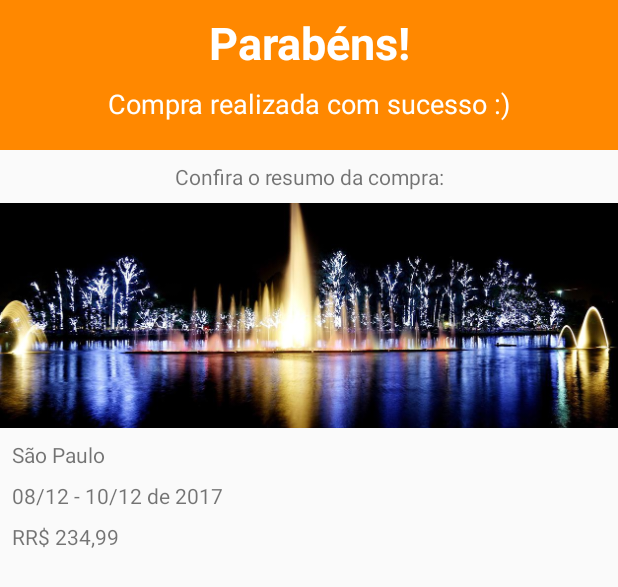
After one commit to clacosta/layout-android-2, an Android app: the layout activity_resumo_compra.xml on its own in the app's theme, with its tools: preview values and no code run, on a phone screen of 412 x 824 dp. The commit adds this screen. Shown: the top 587 px of the screen. Run offline under Robolectric (Android 15) with nearby library versions, the phone set to English and light mode, and no system bars.

Commit message:
feet: 04 - 01 - Criando a tela de resumo da compra

```diff
--- a/app/src/main/AndroidManifest.xml
+++ b/app/src/main/AndroidManifest.xml
@@ -9,7 +9,8 @@
         android:roundIcon="@mipmap/ic_launcher_round"
         android:supportsRtl="true"
         android:theme="@style/AppTheme">
-        <activity android:name=".ui.activity.PagamentoActivity"></activity>
+        <activity android:name=".ui.activity.ResumoCompraActivity"></activity>
+        <activity android:name=".ui.activity.PagamentoActivity" />
         <activity android:name=".ui.activity.ResumoActivity" />
         <activity android:name=".ui.activity.ListaPacotesActivity">
             <intent-filter>
--- a/app/src/main/java/br/com/alura/aluraviagens/ui/activity/PagamentoActivity.java
+++ b/app/src/main/java/br/com/alura/aluraviagens/ui/activity/PagamentoActivity.java
@@ -1,5 +1,6 @@
 package br.com.alura.aluraviagens.ui.activity;
 
+import android.content.Intent;
 import android.support.v7.app.AppCompatActivity;
 import android.os.Bundle;
 import android.widget.TextView;
@@ -29,6 +30,9 @@ public class PagamentoActivity extends AppCompatActivity {
 
         mostraPreco(pacoteSaoPaulo);
 
+        Intent intent = new Intent(this, ResumoCompraActivity.class);
+        startActivity(intent);
+
     }
 
     private void mostraPreco(Pacote pacote) {
--- /dev/null
+++ b/app/src/main/java/br/com/alura/aluraviagens/ui/activity/ResumoCompraActivity.java
@@ -0,0 +1,15 @@
+package br.com.alura.aluraviagens.ui.activity;
+
+import android.support.v7.app.AppCompatActivity;
+import android.os.Bundle;
+
+import br.com.alura.aluraviagens.R;
+
+public class ResumoCompraActivity extends AppCompatActivity {
+
+    @Override
+    protected void onCreate(Bundle savedInstanceState) {
+        super.onCreate(savedInstanceState);
+        setContentView(R.layout.activity_resumo_compra);
+    }
+}
--- /dev/null
+++ b/app/src/main/res/layout/activity_resumo_compra.xml
@@ -0,0 +1,105 @@
+<?xml version="1.0" encoding="utf-8"?>
+<android.support.constraint.ConstraintLayout xmlns:android="http://schemas.android.com/apk/res/android"
+    xmlns:app="http://schemas.android.com/apk/res-auto"
+    xmlns:tools="http://schemas.android.com/tools"
+    android:layout_width="match_parent"
+    android:layout_height="match_parent"
+    tools:context=".ui.activity.ResumoCompraActivity">
+
+
+    <ImageView
+        android:id="@+id/resumo_compra_banner_inicial"
+        android:layout_width="0dp"
+        android:layout_height="100dp"
+        app:layout_constraintBottom_toBottomOf="parent"
+        app:layout_constraintEnd_toEndOf="parent"
+        app:layout_constraintHorizontal_bias="0.0"
+        app:layout_constraintStart_toStartOf="parent"
+        app:layout_constraintTop_toTopOf="parent"
+        app:layout_constraintVertical_bias="0.0"
+        app:srcCompat="@android:color/holo_orange_dark" />
+
+    <TextView
+        android:id="@+id/resumo_compra_parabens"
+        android:layout_width="wrap_content"
+        android:layout_height="wrap_content"
+        android:layout_marginStart="8dp"
+        android:layout_marginTop="8dp"
+        android:layout_marginEnd="8dp"
+        android:layout_marginBottom="8dp"
+        android:text="Parabéns!"
+        android:textAlignment="center"
+        android:textColor="@android:color/white"
+        android:textSize="30sp"
+        android:textStyle="bold"
+        app:layout_constraintBottom_toBottomOf="@+id/resumo_compra_banner_inicial"
+        app:layout_constraintEnd_toEndOf="@+id/resumo_compra_banner_inicial"
+        app:layout_constraintStart_toStartOf="@+id/resumo_compra_banner_inicial"
+        app:layout_constraintTop_toTopOf="@+id/resumo_compra_banner_inicial"
+        app:layout_constraintVertical_bias="0.0" />
+
+    <TextView
+        android:id="@+id/resumo_compra_realizada_sucesso"
+        android:layout_width="wrap_content"
+        android:layout_height="wrap_content"
+        android:layout_marginStart="8dp"
+        android:layout_marginTop="8dp"
+        android:layout_marginEnd="8dp"
+        android:text="Compra realizada com sucesso :)"
+        android:textColor="@android:color/white"
+        android:textSize="18sp"
+        app:layout_constraintEnd_toEndOf="@+id/resumo_compra_parabens"
+        app:layout_constraintStart_toStartOf="@+id/resumo_compra_parabens"
+        app:layout_constraintTop_toBottomOf="@+id/resumo_compra_parabens" />
+
+    <TextView
+        android:id="@+id/resumo_compra_confira_resumo"
+        android:layout_width="wrap_content"
+        android:layout_height="wrap_content"
+        android:layout_marginStart="8dp"
+        android:layout_marginTop="8dp"
+        android:layout_marginEnd="8dp"
+        android:text="Confira o resumo da compra:"
+        app:layout_constraintEnd_toEndOf="parent"
+        app:layout_constraintStart_toStartOf="parent"
+        app:layout_constraintTop_toBottomOf="@+id/resumo_compra_banner_inicial" />
+
+    <ImageView
+        android:id="@+id/resumo_compra_imagem_pacote"
+        android:layout_width="0dp"
+        android:layout_height="150dp"
+        android:layout_marginTop="8dp"
+        android:scaleType="centerCrop"
+        app:layout_constraintEnd_toEndOf="parent"
+        app:layout_constraintStart_toStartOf="parent"
+        app:layout_constraintTop_toBottomOf="@+id/resumo_compra_confira_resumo"
+        app:srcCompat="@drawable/sao_paulo_sp" />
+
+    <TextView
+        android:id="@+id/resumo_compra_local_pacote"
+        android:layout_width="wrap_content"
+        android:layout_height="wrap_content"
+        android:layout_marginStart="8dp"
+        android:layout_marginTop="8dp"
+        app:layout_constraintStart_toStartOf="parent"
+        app:layout_constraintTop_toBottomOf="@+id/resumo_compra_imagem_pacote"
+        tools:text="São Paulo" />
+
+    <TextView
+        android:id="@+id/resumo_compra_data_viagem"
+        android:layout_width="wrap_content"
+        android:layout_height="wrap_content"
+        android:layout_marginTop="8dp"
+        app:layout_constraintStart_toStartOf="@+id/resumo_compra_local_pacote"
+        app:layout_constraintTop_toBottomOf="@+id/resumo_compra_local_pacote"
+        tools:text="08/12 - 10/12 de 2017" />
+
+    <TextView
+        android:id="@+id/resumo_compra_preco_pacote"
+        android:layout_width="wrap_content"
+        android:layout_height="wrap_content"
+        android:layout_marginTop="8dp"
+        app:layout_constraintStart_toStartOf="@+id/resumo_compra_data_viagem"
+        app:layout_constraintTop_toBottomOf="@+id/resumo_compra_data_viagem"
+        tools:text="RR$ 234,99" />
+</android.support.constraint.ConstraintLayout>
```
